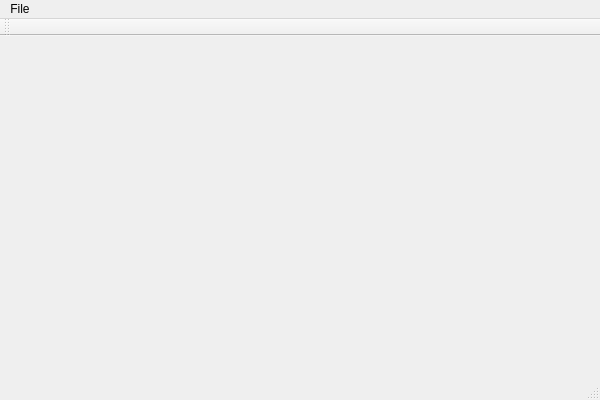
Above: bmp_proc/bmp_proc.ui from nagir80/Algorithms before the change. Below: the same form after it.
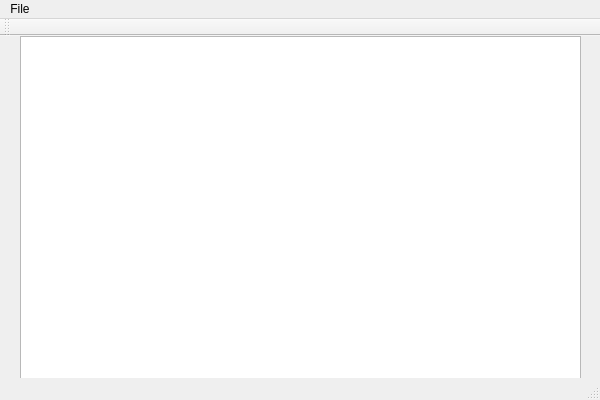
That is the form after the change.

Commit message: bmp_proc

What changed in the file:
```diff
--- a/bmp_proc/bmp_proc.ui
+++ b/bmp_proc/bmp_proc.ui
@@ -13,7 +13,18 @@
   <property name="windowTitle">
    <string>bmp_proc</string>
   </property>
-  <widget class="QWidget" name="centralWidget"/>
+  <widget class="QWidget" name="centralWidget">
+   <widget class="QGraphicsView" name="graphicsView">
+    <property name="geometry">
+     <rect>
+      <x>20</x>
+      <y>0</y>
+      <width>561</width>
+      <height>351</height>
+     </rect>
+    </property>
+   </widget>
+  </widget>
   <widget class="QMenuBar" name="menuBar">
    <property name="geometry">
     <rect>
```
The commit also changes 3 other files.
